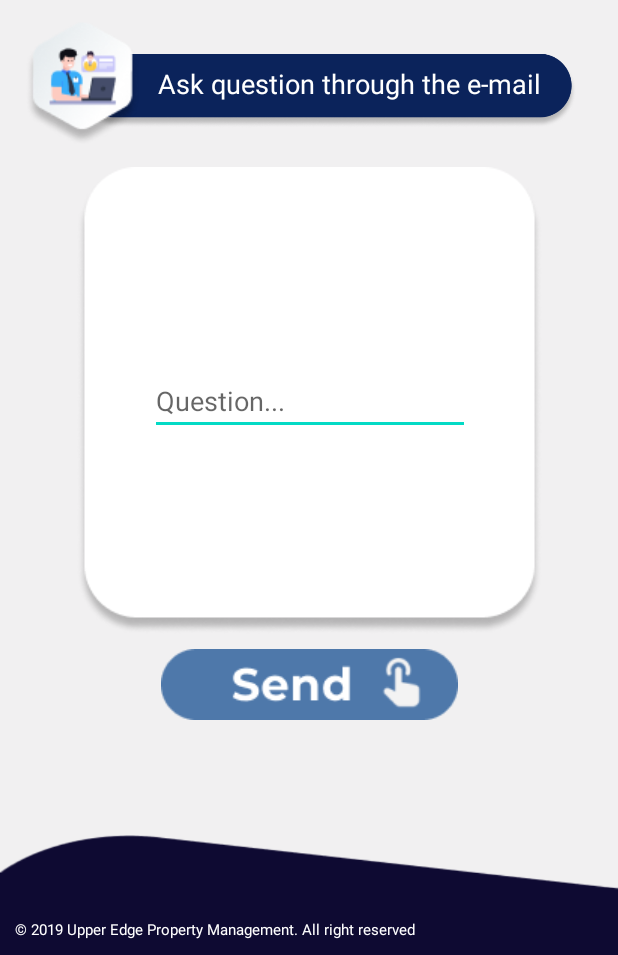
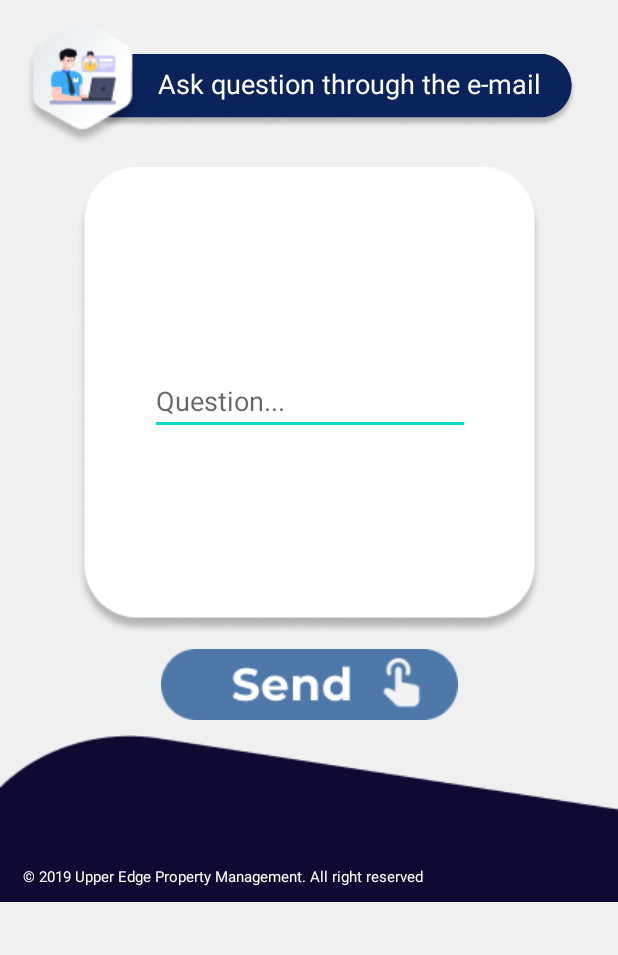
Before and after one commit to jiyeong97/QAMobileApp, an Android app: the AskQuestion screen opened directly, with no data from a screen before it, on a phone screen of 412 x 824 dp, the part 281-1236 px from its top. Run offline under Robolectric (Android 15) with nearby library versions, the phone set to English and light mode, and no system bars.

Commit message:
Add comment and Ask Question page5 -Jiyeong

```diff
--- a/app/src/main/java/com/example/capstoneproject/AboutUs.java
+++ b/app/src/main/java/com/example/capstoneproject/AboutUs.java
@@ -14,23 +14,29 @@ public class AboutUs extends AppCompatActivity {
         super.onCreate(savedInstanceState);
         setContentView(R.layout.activity_about_us);
     }
+
+    //This function links to string value of url.
     private void goToUrl(String url){
         Uri uriUrl = Uri.parse(url);
         Intent launchBrowser = new Intent(Intent.ACTION_VIEW, uriUrl);
         startActivity(launchBrowser);
     }
+    //This function go to twitter url.
     public void goToTwitter (View view){
         goToUrl("https://twitter.com/WinnipegProper1");
     }
 
+    //This function go to facebook url.
     public void goToFacebook (View view){
         goToUrl("https://www.facebook.com/winnipegpropertymanagement/");
     }
 
+    //This function go to youtube url.
     public void goToYoutube (View view){
         goToUrl("https://www.youtube.com/channel/UCRs3SSmwVFbR2QEjIDqU0Ug");
     }
 
+    //This function go to linkedin url.
     public void goToLinkIn (View view){
         goToUrl("https://www.linkedin.com/company/garamark-property-management/");
     }
--- a/app/src/main/res/drawable/input_bg.xml
+++ b/app/src/main/res/drawable/input_bg.xml
@@ -4,7 +4,7 @@
     <solid android:color="#00000000"/>
     <corners android:radius="50sp"/>
     <stroke android:width="5dp"
-        android:color="@color/gradient"
+        android:color="@color/white"
         android:angle="0"/>
 
 </shape>
--- a/app/src/main/res/layout/activity_ask_question.xml
+++ b/app/src/main/res/layout/activity_ask_question.xml
@@ -99,19 +99,21 @@
 
     </androidx.constraintlayout.widget.ConstraintLayout>
 
-    //This is center layout contains title image, input box and send button.
-
-    <androidx.constraintlayout.widget.ConstraintLayout
+    //Scroll view contains title image, input box and send button.
+    <ScrollView
         android:layout_width="0dp"
         android:layout_height="0dp"
-        app:layout_constraintBottom_toTopOf="@+id/constraintLayout4"
+        app:layout_constraintBottom_toBottomOf="parent"
         app:layout_constraintEnd_toEndOf="parent"
-        app:layout_constraintHorizontal_bias="0.0"
         app:layout_constraintStart_toStartOf="parent"
         app:layout_constraintTop_toBottomOf="@+id/topLayout">
 
+        //This layout contains title, send button and bottom images.
+        <androidx.constraintlayout.widget.ConstraintLayout
+            android:layout_width="match_parent"
+            android:layout_height="match_parent">
+
             //This is dark blue box image view.
-
             <ImageView
                 android:id="@+id/imageView3"
                 android:layout_width="333dp"
@@ -124,7 +126,6 @@
                 app:srcCompat="@drawable/shortbox" />
 
             //This is title text view inside the dark blue box.
-
             <TextView
                 android:id="@+id/textView"
                 android:layout_width="wrap_content"
@@ -140,7 +141,6 @@
                 app:layout_constraintTop_toTopOf="@+id/imageView3" />
 
             //This is icon image view.
-
             <ImageView
                 android:id="@+id/imageView2"
                 android:layout_width="wrap_content"
@@ -151,7 +151,6 @@
                 app:srcCompat="@drawable/qicon" />
 
             //This is white box contains user input box.
-
             <ImageView
                 android:id="@+id/imageView6"
                 android:layout_width="wrap_content"
@@ -162,7 +161,6 @@
                 app:srcCompat="@drawable/aboutbox2" />
 
             //This is user input box.
-
             <EditText
                 android:id="@+id/editTextTextMultiLine"
                 android:layout_width="wrap_content"
@@ -181,7 +179,6 @@
                 app:layout_constraintTop_toTopOf="@+id/imageView6" />
 
             //This is sending button.
-
             <ImageButton
                 android:id="@+id/sendBtn"
                 android:layout_width="223dp"
@@ -193,28 +190,16 @@
                 app:layout_constraintStart_toStartOf="parent"
                 app:layout_constraintTop_toBottomOf="@+id/imageView6" />
 
-    </androidx.constraintlayout.widget.ConstraintLayout>
-
-    //This is bottom layout contain author.
-    <androidx.constraintlayout.widget.ConstraintLayout
-        android:id="@+id/constraintLayout4"
-        android:layout_width="0dp"
-        android:layout_height="wrap_content"
-        app:layout_constraintBottom_toBottomOf="parent"
-        app:layout_constraintEnd_toEndOf="parent"
-        app:layout_constraintHorizontal_bias="1.0"
-        app:layout_constraintStart_toStartOf="parent">
-
-        //This is background image view.
+            //This is bottom background Image view.
             <ImageView
                 android:id="@+id/imageView5"
                 android:layout_width="0dp"
-            android:layout_height="80dp"
+                android:layout_height="wrap_content"
                 android:scaleType="fitXY"
                 app:layout_constraintBottom_toBottomOf="parent"
                 app:layout_constraintEnd_toEndOf="parent"
                 app:layout_constraintStart_toStartOf="parent"
-            app:layout_constraintTop_toTopOf="parent"
+                app:layout_constraintTop_toBottomOf="@+id/sendBtn"
                 app:srcCompat="@drawable/bottom" />
 
             //This is author text view.
@@ -222,15 +207,17 @@
                 android:id="@+id/authorTxt"
                 android:layout_width="wrap_content"
                 android:layout_height="wrap_content"
-            android:layout_marginStart="10dp"
+                android:layout_marginStart="15dp"
                 android:layout_marginBottom="10dp"
                 android:text="© 2019 Upper Edge Property Management. All right reserved"
                 android:textColor="@color/white"
                 android:textSize="10sp"
-            app:layout_constraintBottom_toBottomOf="parent"
+                app:layout_constraintBottom_toBottomOf="@+id/imageView5"
                 app:layout_constraintStart_toStartOf="parent" />
 
         </androidx.constraintlayout.widget.ConstraintLayout>
+    </ScrollView>
+
 
 
 </androidx.constraintlayout.widget.ConstraintLayout>
```
Lines whose indentation alone changed are shown as unchanged.
